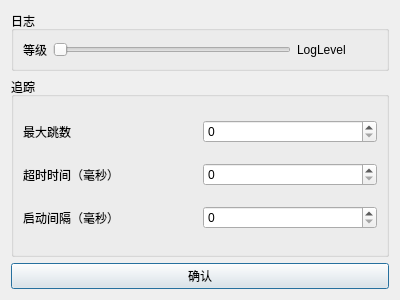
Above: nyatrace_configs.ui from Candinya/NyaTrace before the change. Below: the same form after it.
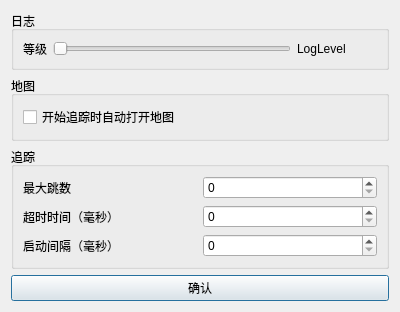
That is the form after the change.

The edit to the form file:
```diff
--- a/nyatrace_configs.ui
+++ b/nyatrace_configs.ui
@@ -71,6 +71,32 @@
       </item>
      </layout>
     </widget>
+  </item>
+  <item>
+    <widget class="QGroupBox" name="groupMap">
+     <property name="sizePolicy">
+      <sizepolicy hsizetype="Preferred" vsizetype="Preferred">
+       <horstretch>0</horstretch>
+       <verstretch>1</verstretch>
+      </sizepolicy>
+     </property>
+     <property name="title">
+      <string>地图</string>
+     </property>
+     <layout class="QVBoxLayout" name="verticalLayout_4">
+      <item>
+        <layout class="QHBoxLayout" name="partTraceAutoOpenMap">
+         <item>
+          <widget class="QCheckBox" name="checkAutoOpenMap">
+           <property name="text">
+            <string>开始追踪时自动打开地图</string>
+           </property>
+          </widget>
+         </item>
+        </layout>
+      </item>
+     </layout>
+    </widget>
    </item>
    <item>
     <widget class="QGroupBox" name="groupTrace">
```
